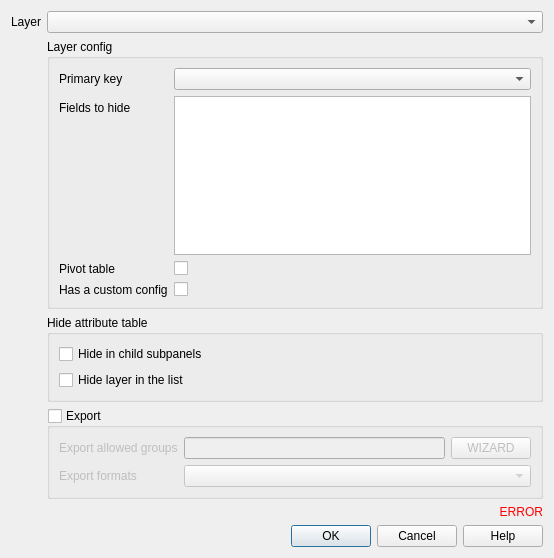
This is lizmap/resources/ui/ui_form_attribute_table.ui in 3liz/lizmap-plugin as Qt 5 draws it before an edit. The edited form follows.
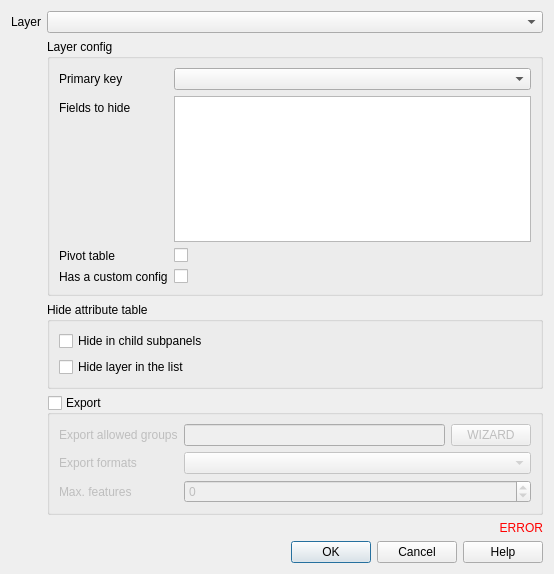
This is the edited form. Custom widgets are drawn as their Qt base class.

Commit message:
Limit export layer to max features
The idea is to defined a maximum number of features exportable per layer.

Funded by Conseil Départemental du calvados

The edit to the form file:
```diff
--- a/lizmap/resources/ui/ui_form_attribute_table.ui
+++ b/lizmap/resources/ui/ui_form_attribute_table.ui
@@ -7,7 +7,7 @@
     <x>0</x>
     <y>0</y>
     <width>554</width>
-    <height>558</height>
+    <height>574</height>
    </rect>
   </property>
   <property name="windowTitle">
@@ -38,14 +38,14 @@
         <bool>false</bool>
        </property>
        <layout class="QFormLayout" name="formLayout_2">
-        <item row="0" column="0">
+        <item row="1" column="0">
          <widget class="QLabel" name="label_export_allowed_groups">
           <property name="text">
            <string>Export allowed groups</string>
           </property>
          </widget>
         </item>
-        <item row="0" column="1">
+        <item row="1" column="1">
          <layout class="QHBoxLayout" name="horizontalLayout">
           <item>
            <widget class="QLineEdit" name="allowed_groups"/>
@@ -59,16 +59,30 @@
           </item>
          </layout>
         </item>
-        <item row="1" column="1">
+        <item row="2" column="1">
          <widget class="QgsCheckableComboBox" name="export_formats"/>
         </item>
-        <item row="1" column="0">
+        <item row="2" column="0">
          <widget class="QLabel" name="label_export_formats">
           <property name="text">
            <string>Export formats</string>
           </property>
          </widget>
         </item>
+        <item row="3" column="0">
+         <widget class="QLabel" name="label_export_max_features">
+          <property name="text">
+           <string>Max. features</string>
+          </property>
+         </widget>
+        </item>
+        <item row="3" column="1">
+         <widget class="QgsSpinBox" name="export_max_features">
+          <property name="minimum">
+           <number>-1</number>
+          </property>
+         </widget>
+        </item>
        </layout>
       </widget>
      </item>
@@ -198,6 +212,11 @@
    <extends>QComboBox</extends>
    <header>qgis.gui</header>
   </customwidget>
+  <customwidget>
+   <class>QgsSpinBox</class>
+   <extends>QSpinBox</extends>
+   <header>qgis.gui</header>
+  </customwidget>
   <customwidget>
    <class>ListFieldsSelection</class>
    <extends>QListWidget</extends>
```
The commit also changes 4 other files.
